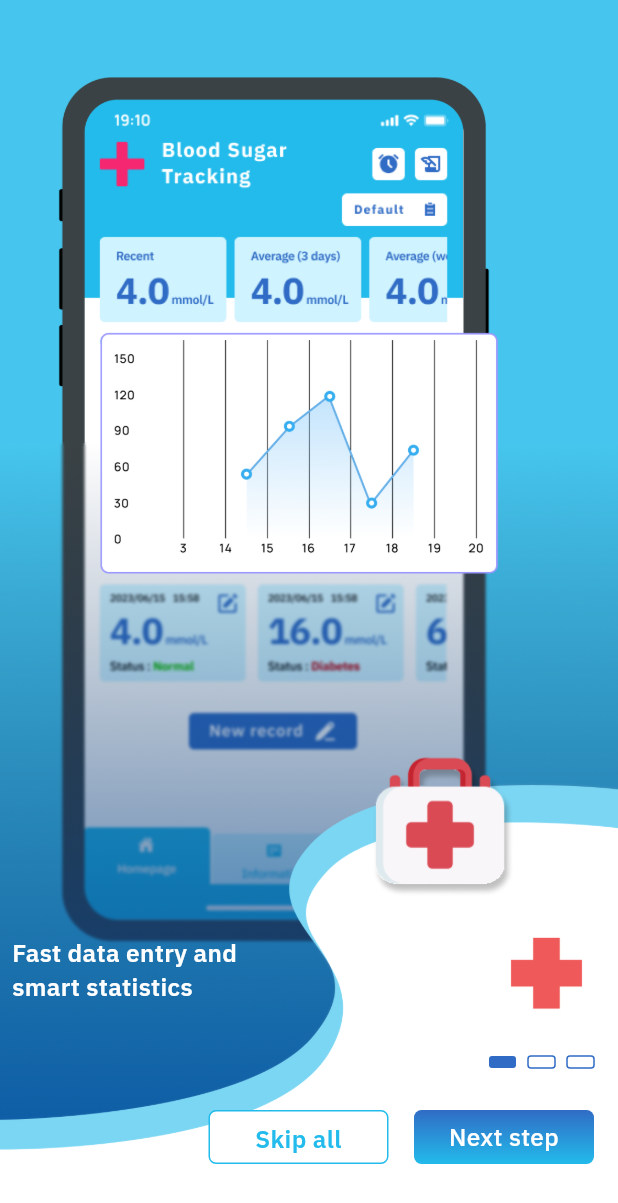
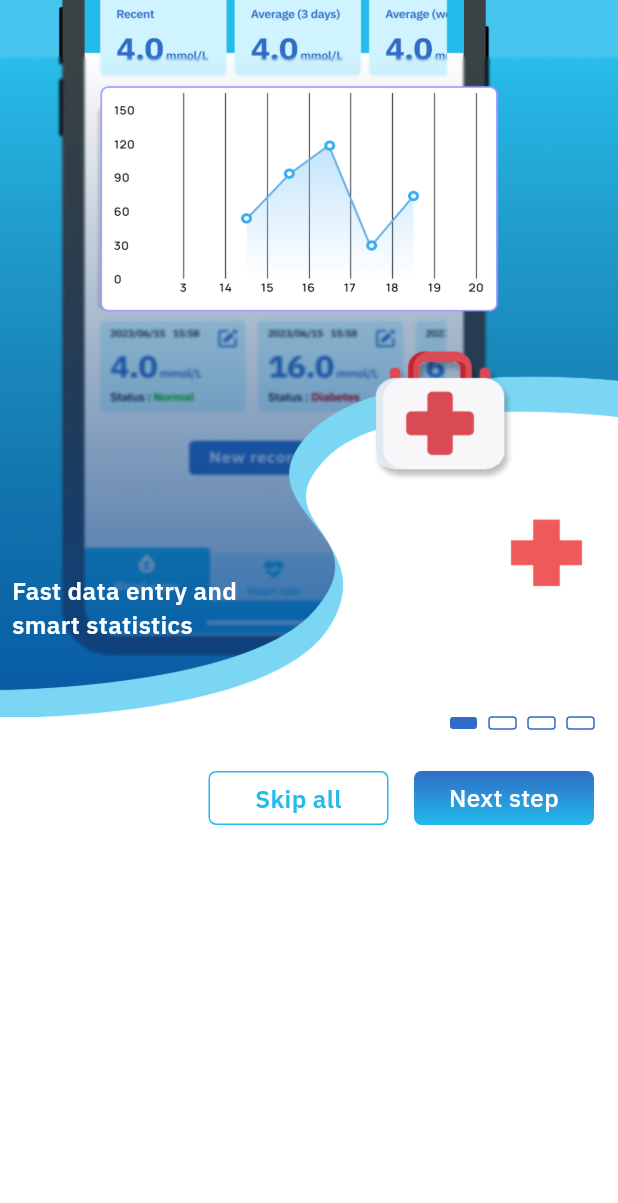
Before and after one commit to Intes-It-Mobile/blood-tracking-app, a Flutter app: the IntroScreen screen opened by its route, on a phone screen of 412 x 824 dp. Shown: the top 1203 px of the screen. Run offline on Flutter 3.47's test engine with Material 2 defaults, Android fonts, the phone set to English and light mode, and no system bars; drawn by our look-alikes of smooth_page_indicator; our stand-ins replace dropdown_button2, fl_chart, flutter_html, flutter_local_notifications, flutter_mobx, flutter_svg and 12 more; missing offline and left inert: android_alarm_manager_plus, dart:ffi, excel, flutter_cupertino_datetime_picker, flutter_fgbg, flutter_share; accounts and stored records are empty; generated files the repository leaves out were written again.

Commit message:
fix ui intro

```diff
--- a/lib/constants/assets.dart
+++ b/lib/constants/assets.dart
@@ -16,9 +16,10 @@ class Assets {
   static const String infomative = "assets/images/informative.png";
   static const String settings = "assets/images/settings.png";
   static const String splash = "assets/images/splash.png";
-  static const String intro1 = "assets/images/img_intro01.png";
-  static const String intro2 = "assets/images/intro2.png";
-  static const String intro3 = "assets/images/intro3.png";
+  static const String intro1 = "assets/images/intro_bg_01.png";
+  static const String intro2 = "assets/images/intro_bg_02.png";
+  static const String intro3 = "assets/images/intro_bg_03.png";
+  static const String intro4 = "assets/images/intro_bg_04.png";
   static const String about_us = "assets/images/img_about_us.png";
   static const String history_mpt = "assets/images/have_not_history.png";
   static const String intro_img = "assets/images/intro2_color.png";
--- a/lib/views/select_unit/old_screen.dart
+++ b/lib/views/select_unit/old_screen.dart
@@ -27,7 +27,6 @@ class _OldScreenState extends State<OldScreen> {
   SugarInfoStore? sugarInfoStore;
   @override
   void initState() {
-    sugarInfoStore?.information?.tall = 25;
    controllerWC = FixedExtentScrollController(initialItem: currentValue);
     super.initState();
   }
@@ -35,7 +34,7 @@ class _OldScreenState extends State<OldScreen> {
 
   @override
   Widget build(BuildContext context) {
-    sugarInfoStore = Provider.of<SugarInfoStore>(context, listen: true);
+    sugarInfoStore = Provider.of<SugarInfoStore>(context, listen: false);
     InformationNotifier informationNotifier =
     Provider.of<InformationNotifier>(context);
     return Scaffold(
--- a/lib/views/select_unit/tall_screen.dart
+++ b/lib/views/select_unit/tall_screen.dart
@@ -23,7 +23,6 @@ class _TallScreenState extends State<TallScreen> {
   SugarInfoStore? sugarInfoStore;
   @override
   void initState() {
-    sugarInfoStore?.information?.tall = 25;
     controllerWC = FixedExtentScrollController(initialItem: currentValue);
     super.initState();
   }
@@ -31,7 +30,7 @@ class _TallScreenState extends State<TallScreen> {
   Widget build(BuildContext context) {
     InformationNotifier informationNotifier =
     Provider.of<InformationNotifier>(context);
-    sugarInfoStore = Provider.of<SugarInfoStore>(context, listen: true);
+    sugarInfoStore = Provider.of<SugarInfoStore>(context, listen: false);
     return Scaffold(
       backgroundColor: AppColors.AppColor1,
       body: Stack(
--- a/lib/views/select_unit/weight_screen.dart
+++ b/lib/views/select_unit/weight_screen.dart
@@ -23,7 +23,6 @@ class _WeightScreenState extends State<WeightScreen> {
   SugarInfoStore? sugarInfoStore;
   @override
   void initState() {
-    sugarInfoStore?.information?.tall = 25;
     controllerWC = FixedExtentScrollController(initialItem: currentValue);
     super.initState();
   }
@@ -31,7 +30,7 @@ class _WeightScreenState extends State<WeightScreen> {
   Widget build(BuildContext context) {
     InformationNotifier informationNotifier =
     Provider.of<InformationNotifier>(context);
-    sugarInfoStore = Provider.of<SugarInfoStore>(context, listen: true);
+    sugarInfoStore = Provider.of<SugarInfoStore>(context, listen: false);
     return Scaffold(
       backgroundColor: AppColors.AppColor1,
       body: Stack(
--- a/lib/views/splash/splash_intro.dart
+++ b/lib/views/splash/splash_intro.dart
@@ -43,10 +43,9 @@ class _IntroScreenState extends State<IntroScreen> {
       backgroundColor: Colors.white,
       body: Column(
         children: [
-          Expanded(
-            child: Stack(
-              children: [
-                PageView.builder(
+          SizedBox(
+            height: MediaQuery.of(context).size.height * 0.58,
+            child: PageView.builder(
                 itemCount: intro.length,
                 controller: _pageController,
                 physics: const BouncingScrollPhysics(),
@@ -60,10 +59,9 @@ class _IntroScreenState extends State<IntroScreen> {
                   return buildPage(
                     intro[index]["img"],
                     intro[index]["text"],
-                        intro[index]["introImg"],
-                        intro[index]["introImg1"],
                   );
                 }),
+          ),
           Container(
             margin: EdgeInsets.only(bottom: 48, right: 16),
             child: Column(
@@ -75,7 +73,7 @@ class _IntroScreenState extends State<IntroScreen> {
                   alignment: Alignment.bottomRight,
                   child: SmoothPageIndicator(
                     controller: _pageController,
-                          count: 3,
+                    count: 4,
                     effect: SlideEffect(
                         radius: 2,
                         paintStyle: PaintingStyle.stroke,
@@ -89,7 +87,7 @@ class _IntroScreenState extends State<IntroScreen> {
                 Row(
                   mainAxisAlignment: MainAxisAlignment.end,
                   children: [
-                          indexPage == 2
+                    indexPage == 3
                         ? Container()
                         : GestureDetector(
                       onTap: () {
@@ -120,7 +118,7 @@ class _IntroScreenState extends State<IntroScreen> {
                     ),
                     GestureDetector(
                       onTap: () async {
-                              if (indexPage == 2) {
+                        if (indexPage == 3) {
                           shareLocal.putBools("isFirst", true);
                           Navigator.pushNamedAndRemoveUntil(
                             context,
@@ -147,7 +145,7 @@ class _IntroScreenState extends State<IntroScreen> {
                           borderRadius: BorderRadius.circular(5),
                         ),
                         child: Text(
-                                indexPage == 2
+                          indexPage == 3
                               ? "${AppLocalizations.of(context)!.getTranslate('homepage')}"
                               : "${AppLocalizations.of(context)!.getTranslate('next_step')}",
                           textAlign: TextAlign.center,
@@ -162,40 +160,30 @@ class _IntroScreenState extends State<IntroScreen> {
           ),
         ],
       ),
-          ),
-        ],
-      ),
     );
   }
 
-  buildPage(String image, String textIntro, String introImage, String introImage1) {
+  buildPage(String image, String textIntro) {
     return Container(
       width: MediaQuery.of(context).size.width,
       height: MediaQuery.of(context).size.height,
-      decoration: BoxDecoration(image: DecorationImage(image: AssetImage(image), fit: BoxFit.cover)),
-      child: Column(
+      decoration: BoxDecoration(image: DecorationImage(image: AssetImage(image), fit: BoxFit.fill)),
+      child: Stack(
+        children: [
+          Column(
             mainAxisAlignment: MainAxisAlignment.end,
             children: [
-          indexPage == 1
-              ? Container(
-                  padding: EdgeInsets.symmetric(horizontal: 33),
-                  margin: EdgeInsets.only(bottom: 100),
-                  child: Column(
-                    crossAxisAlignment: CrossAxisAlignment.start,
-                    children: [
-                      Image.asset(introImage),
-                      SizedBox(height: 54),
-                      Image.asset(
-                        introImage1,
-                        width: 213,
-                      ),
+              indexPage == 4
+                  ? Image.asset(
+                    image,
+                  )
+                  : SizedBox(),
+
             ],
           ),
-                )
-              : SizedBox(),
           Container(
-              padding: EdgeInsets.only(left: 8, ),
-              margin: EdgeInsets.only(bottom: 155),
+              padding: EdgeInsets.only(left: 8),
+              margin: EdgeInsets.only(bottom: 50),
               alignment: Alignment.bottomLeft,
               child: Text(
                 "${AppLocalizations.of(context)!.getTranslate(textIntro)}",
@@ -210,20 +198,18 @@ class _IntroScreenState extends State<IntroScreen> {
     {
       "img": Assets.intro1,
       "text": "intro1",
-      "introImg": "",
-      "introImg1": "",
     },
     {
       "img": Assets.intro2,
       "text": "intro2",
-      "introImg": Assets.intro_img,
-      "introImg1": Assets.intro_img1,
     },
     {
       "img": Assets.intro3,
       "text": "intro3",
-      "introImg": "",
-      "introImg1": "",
+    },
+    {
+      "img": Assets.intro4,
+      "text": "intro4",
     },
   ];
 }
```
Also changed, not shown: assets/lang/en.json (+6 -1 lines), assets/lang/es.json (+6 -1 lines), assets/lang/fr.json (+6 -1 lines), assets/lang/vi.json (+6 -1 lines), assets/lang/zh.json (+6 -1 lines), lib/views/personal_data/personal_data_screen.dart (+11 -14 lines), assets/images/intro_bg_01.png (added), assets/images/intro_bg_02.png (added), assets/images/intro_bg_03.png (added), assets/images/intro_bg_04.png (added). Lines whose indentation alone changed are shown as unchanged.
